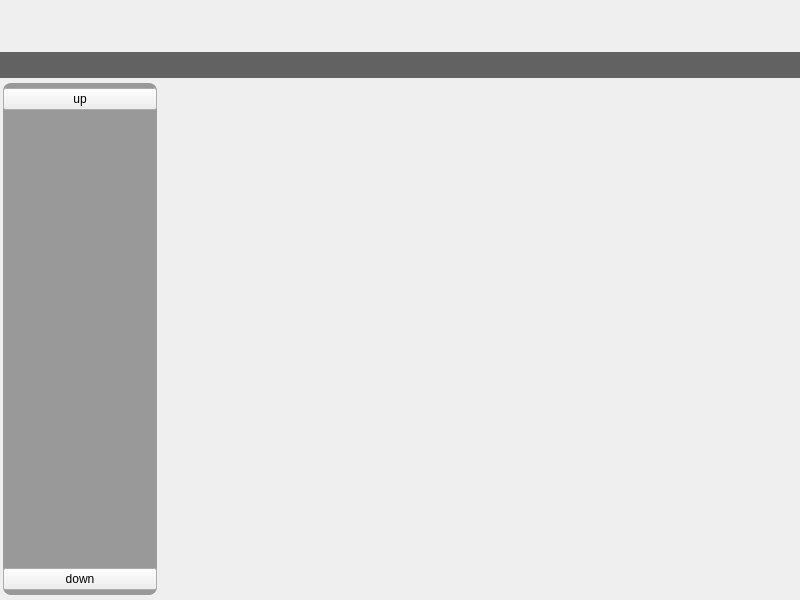
Old version of the form ui/mainwindow.ui in the repository 15903016222/Voice.
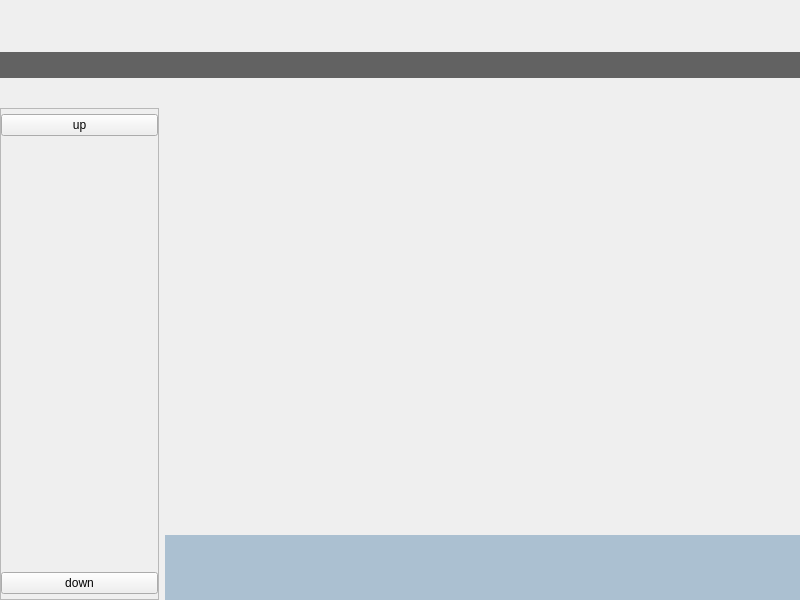
New version of the form. Custom widgets are drawn as their Qt base class.

```diff
--- a/ui/mainwindow.ui
+++ b/ui/mainwindow.ui
@@ -58,7 +58,7 @@
         <number>0</number>
        </property>
        <item>
-        <widget class="FourthMenuWidget" name="widgetTopLeft" native="true"/>
+        <widget class="TopMenu" name="widgetTopLeft" native="true"/>
        </item>
        <item>
         <widget class="IconsWidget" name="widgetTopRight" native="true"/>
@@ -118,7 +118,10 @@
           <property name="bottomMargin">
            <number>0</number>
           </property>
-          <property name="spacing">
+          <property name="horizontalSpacing">
+           <number>6</number>
+          </property>
+          <property name="verticalSpacing">
            <number>0</number>
           </property>
           <item row="0" column="0" rowspan="2">
@@ -128,29 +131,33 @@
             </property>
             <layout class="QGridLayout" name="gridLayout_3">
              <property name="leftMargin">
-              <number>3</number>
+              <number>0</number>
              </property>
              <property name="topMargin">
-              <number>5</number>
+              <number>30</number>
              </property>
              <property name="rightMargin">
-              <number>3</number>
+              <number>0</number>
              </property>
              <property name="bottomMargin">
-              <number>5</number>
+              <number>0</number>
              </property>
              <property name="spacing">
               <number>0</number>
              </property>
              <item row="0" column="0">
-              <widget class="QWidget" name="widget" native="true">
+              <widget class="QFrame" name="frame">
                <property name="styleSheet">
-                <string notr="true">QWidget#widget
+                <string notr="true">background-color: rgba(37, 76, 124, 0.4);
+QWidget#widget
 {
 	background-color: rgba(67, 67, 67, 0.5);
 	border-radius:8px;
 }</string>
                </property>
+               <property name="frameShape">
+                <enum>QFrame::StyledPanel</enum>
+               </property>
                <layout class="QGridLayout" name="gridLayout_5" rowstretch="1,26,1">
                 <property name="leftMargin">
                  <number>0</number>
@@ -236,8 +243,8 @@
                        <rect>
                         <x>0</x>
                         <y>0</y>
-                        <width>154</width>
-                        <height>452</height>
+                        <width>157</width>
+                        <height>430</height>
                        </rect>
                       </property>
                      </widget>
@@ -275,7 +282,11 @@
            <widget class="QFrame" name="frame_showPlot"/>
           </item>
           <item row="1" column="1">
-           <widget class="ThirdMenuWidget" name="widget_thirdMenu" native="true"/>
+           <widget class="ThirdMenuWidget" name="widget_thirdMenu" native="true">
+            <property name="styleSheet">
+             <string notr="true">background-color: rgba(71, 122, 166, 0.4);</string>
+            </property>
+           </widget>
           </item>
          </layout>
         </widget>
@@ -316,9 +327,9 @@
    <container>1</container>
   </customwidget>
   <customwidget>
-   <class>FourthMenuWidget</class>
+   <class>TopMenu</class>
    <extends>QWidget</extends>
-   <header>fourthmenuwidget.h</header>
+   <header>topmenu.h</header>
    <container>1</container>
   </customwidget>
  </customwidgets>
```
